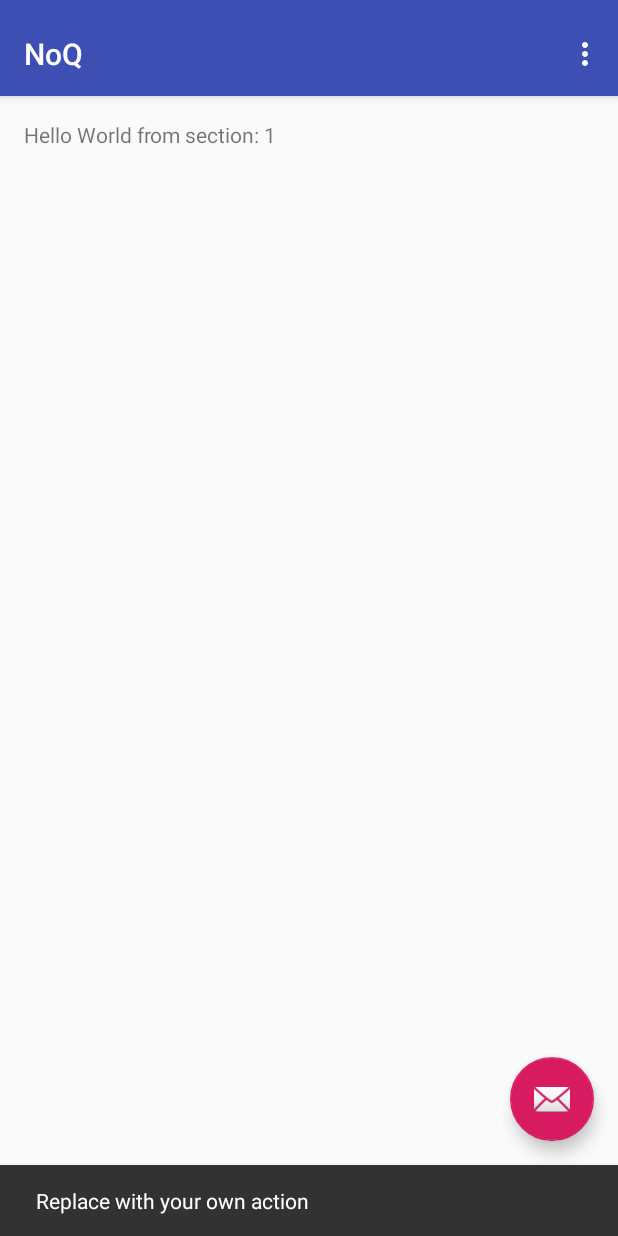
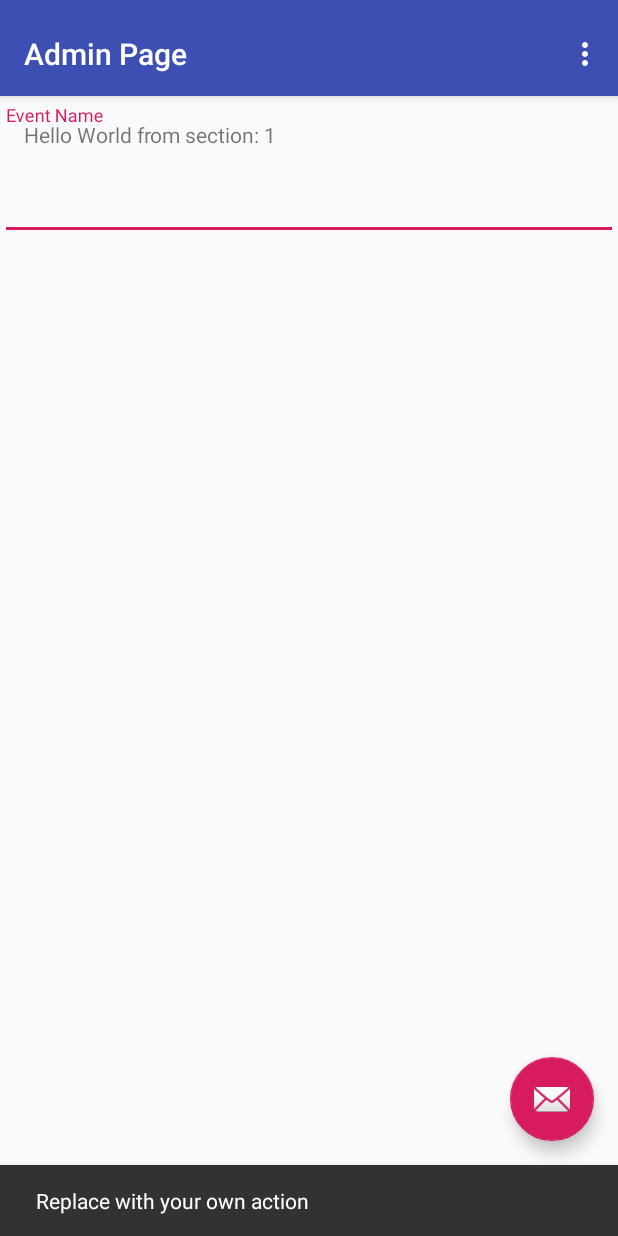
Before and after one commit to ManvithaC/NoQ, an Android app: the AdminActivity screen opened directly, with no data from a screen before it, after a tap on an icon or button, on a phone screen of 412 x 824 dp. Run offline under Robolectric (Android 15) with nearby library versions, the phone set to English and light mode, and no system bars.

Commit message:
admin - event name

```diff
--- a/app/src/main/res/layout/activity_admin.xml
+++ b/app/src/main/res/layout/activity_admin.xml
@@ -23,7 +23,7 @@
             android:background="?attr/colorPrimary"
             app:layout_scrollFlags="scroll|enterAlways"
             app:popupTheme="@style/AppTheme.PopupOverlay"
-            app:title="@string/app_name">
+            app:title="Admin Page">
 
         </android.support.v7.widget.Toolbar>
 
@@ -35,6 +35,33 @@
         android:layout_height="match_parent"
         app:layout_behavior="@string/appbar_scrolling_view_behavior" />
 
+    <LinearLayout
+        android:id="@+id/email_login_form"
+        android:layout_width="match_parent"
+        android:layout_height="wrap_content"
+        android:layout_marginTop="70dp"
+        android:orientation="vertical">
+
+        <android.support.design.widget.TextInputLayout
+            android:layout_width="match_parent"
+            android:layout_height="wrap_content">
+
+            <EditText
+                android:id="@+id/event_name"
+                android:layout_width="match_parent"
+                android:layout_height="79dp"
+                android:hint="Event Name"
+                android:imeActionId="6"
+                android:imeActionLabel="@string/action_sign_in_short"
+                android:imeOptions="actionUnspecified"
+                android:inputType="text"
+                android:maxLines="1"
+                android:singleLine="true" />
+
+        </android.support.design.widget.TextInputLayout>
+
+    </LinearLayout>
+
     <android.support.design.widget.FloatingActionButton
         android:id="@+id/fab"
         android:layout_width="wrap_content"
```
